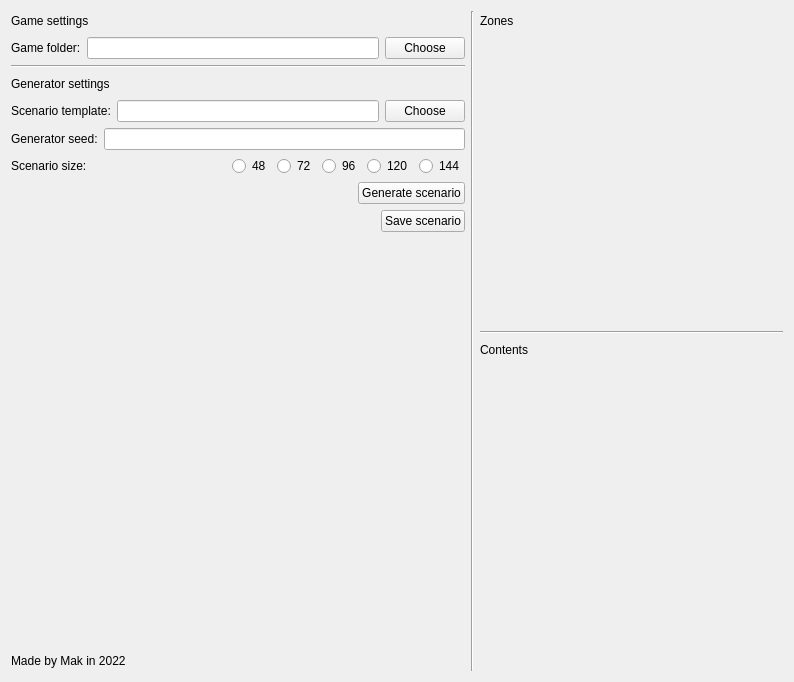
First picture: the form in MapGeneratorApp/mapgeneratorapp.ui, repository VladimirMakeev/D2RSG, before the edit.
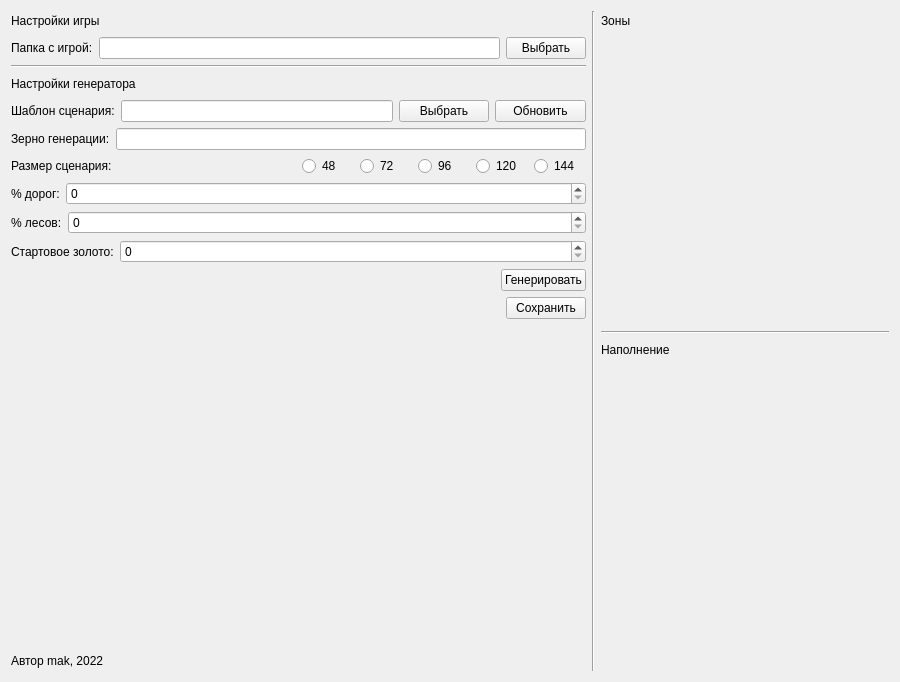
Second picture: the form after the edit. Icons and pictures are not drawn.

Commit message: Translate gui app, add roads, forest and gold settings to ui

Patch:
```diff
--- a/MapGeneratorApp/mapgeneratorapp.ui
+++ b/MapGeneratorApp/mapgeneratorapp.ui
@@ -6,14 +6,14 @@
    <rect>
     <x>0</x>
     <y>0</y>
-    <width>794</width>
+    <width>900</width>
     <height>682</height>
    </rect>
   </property>
   <property name="windowTitle">
    <string>Disciples II random scenario generator</string>
   </property>
-  <layout class="QHBoxLayout" name="horizontalLayout_13" stretch="3,0,2">
+  <layout class="QHBoxLayout" name="horizontalLayout_15" stretch="5,0,2">
    <item>
     <layout class="QVBoxLayout" name="verticalLayout">
      <item>
@@ -21,7 +21,7 @@
        <item>
         <widget class="QLabel" name="label">
          <property name="text">
-          <string>Game settings</string>
+          <string>Настройки игры</string>
          </property>
         </widget>
        </item>
@@ -45,7 +45,7 @@
        <item>
         <widget class="QLabel" name="gameFolderLabel">
          <property name="text">
-          <string>Game folder:</string>
+          <string>Папка с игрой:</string>
          </property>
         </widget>
        </item>
@@ -59,7 +59,7 @@
        <item>
         <widget class="QPushButton" name="gameFolderButton">
          <property name="text">
-          <string>Choose</string>
+          <string>Выбрать</string>
          </property>
         </widget>
        </item>
@@ -77,7 +77,7 @@
        <item>
         <widget class="QLabel" name="label_2">
          <property name="text">
-          <string>Generator settings</string>
+          <string>Настройки генератора</string>
          </property>
         </widget>
        </item>
@@ -97,11 +97,11 @@
       </layout>
      </item>
      <item>
-      <layout class="QHBoxLayout" name="horizontalLayout_3" stretch="0,0,0">
+      <layout class="QHBoxLayout" name="horizontalLayout_3" stretch="1,3,1,1">
        <item>
         <widget class="QLabel" name="scenarioTemplateLabel">
          <property name="text">
-          <string>Scenario template:</string>
+          <string>Шаблон сценария:</string>
          </property>
         </widget>
        </item>
@@ -115,7 +115,18 @@
        <item>
         <widget class="QPushButton" name="scenarioTemplateButton">
          <property name="text">
-          <string>Choose</string>
+          <string>Выбрать</string>
+         </property>
+        </widget>
+       </item>
+       <item>
+        <widget class="QPushButton" name="scenarioTemplateButtonReload">
+         <property name="text">
+          <string>Обновить</string>
+         </property>
+         <property name="icon">
+          <iconset resource="resources.qrc">
+           <normaloff>:/images/refresh.png</normaloff>:/images/refresh.png</iconset>
          </property>
         </widget>
        </item>
@@ -126,7 +137,7 @@
        <item>
         <widget class="QLabel" name="seedLabel">
          <property name="text">
-          <string>Generator seed:</string>
+          <string>Зерно генерации:</string>
          </property>
         </widget>
        </item>
@@ -140,7 +151,7 @@
        <item>
         <widget class="QLabel" name="sizeLabel">
          <property name="text">
-          <string>Scenario size:</string>
+          <string>Размер сценария:</string>
          </property>
         </widget>
        </item>
@@ -185,6 +196,69 @@
        </item>
       </layout>
      </item>
+     <item>
+      <layout class="QHBoxLayout" name="horizontalLayout_12" stretch="0,4">
+       <item>
+        <widget class="QLabel" name="roadsLabel">
+         <property name="text">
+          <string>% дорог:</string>
+         </property>
+        </widget>
+       </item>
+       <item>
+        <widget class="QSpinBox" name="roadsSpinBox">
+         <property name="maximum">
+          <number>100</number>
+         </property>
+         <property name="singleStep">
+          <number>5</number>
+         </property>
+        </widget>
+       </item>
+      </layout>
+     </item>
+     <item>
+      <layout class="QHBoxLayout" name="horizontalLayout_13" stretch="0,4">
+       <item>
+        <widget class="QLabel" name="forestLabel">
+         <property name="text">
+          <string>% лесов:</string>
+         </property>
+        </widget>
+       </item>
+       <item>
+        <widget class="QSpinBox" name="forestSpinBox">
+         <property name="maximum">
+          <number>100</number>
+         </property>
+         <property name="singleStep">
+          <number>5</number>
+         </property>
+        </widget>
+       </item>
+      </layout>
+     </item>
+     <item>
+      <layout class="QHBoxLayout" name="horizontalLayout_14" stretch="0,4">
+       <item>
+        <widget class="QLabel" name="goldLabel">
+         <property name="text">
+          <string>Стартовое золото:</string>
+         </property>
+        </widget>
+       </item>
+       <item>
+        <widget class="QSpinBox" name="goldSpinBox">
+         <property name="maximum">
+          <number>9999</number>
+         </property>
+         <property name="singleStep">
+          <number>100</number>
+         </property>
+        </widget>
+       </item>
+      </layout>
+     </item>
      <item>
       <layout class="QHBoxLayout" name="horizontalLayout_10">
        <item>
@@ -203,7 +277,7 @@
        <item>
         <widget class="QPushButton" name="generateButton">
          <property name="text">
-          <string>Generate scenario</string>
+          <string>Генерировать</string>
          </property>
         </widget>
        </item>
@@ -227,7 +301,7 @@
        <item>
         <widget class="QPushButton" name="saveScenarioButtom">
          <property name="text">
-          <string>Save scenario</string>
+          <string>Сохранить</string>
          </property>
         </widget>
        </item>
@@ -251,7 +325,7 @@
        <item>
         <widget class="QLabel" name="aboutLabel">
          <property name="text">
-          <string>Made by Mak in 2022</string>
+          <string>Автор mak, 2022</string>
          </property>
         </widget>
        </item>
@@ -286,7 +360,7 @@
        <item>
         <widget class="QLabel" name="zonesLabel">
          <property name="text">
-          <string>Zones</string>
+          <string>Зоны</string>
          </property>
         </widget>
        </item>
@@ -342,7 +416,7 @@
        <item>
         <widget class="QLabel" name="contentsLabel">
          <property name="text">
-          <string>Contents</string>
+          <string>Наполнение</string>
          </property>
         </widget>
        </item>
```
Left out of the diff: 2 changed lines with no effect on the pictures. The commit also changes 6 other files.
